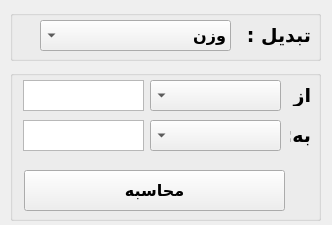
First picture: the form in converter/main.ui, repository danielnv051/Assignment-19, before the edit.
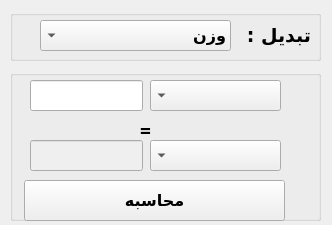
Second picture: the form after the edit.

Diff of the .ui file:
```diff
--- a/converter/main.ui
+++ b/converter/main.ui
@@ -131,57 +131,11 @@
       <enum>Qt::RightToLeft</enum>
      </property>
     </widget>
-    <widget class="QLabel" name="label_2">
-     <property name="geometry">
-      <rect>
-       <x>280</x>
-       <y>15</y>
-       <width>21</width>
-       <height>21</height>
-      </rect>
-     </property>
-     <property name="font">
-      <font>
-       <family>Yekan Bakh FaNum</family>
-       <pointsize>14</pointsize>
-       <bold>true</bold>
-      </font>
-     </property>
-     <property name="layoutDirection">
-      <enum>Qt::RightToLeft</enum>
-     </property>
-     <property name="text">
-      <string>از :</string>
-     </property>
-    </widget>
-    <widget class="QLabel" name="label_3">
-     <property name="geometry">
-      <rect>
-       <x>280</x>
-       <y>55</y>
-       <width>21</width>
-       <height>21</height>
-      </rect>
-     </property>
-     <property name="font">
-      <font>
-       <family>Yekan Bakh FaNum</family>
-       <pointsize>14</pointsize>
-       <bold>true</bold>
-      </font>
-     </property>
-     <property name="layoutDirection">
-      <enum>Qt::RightToLeft</enum>
-     </property>
-     <property name="text">
-      <string>به:</string>
-     </property>
-    </widget>
     <widget class="QComboBox" name="combo_to">
      <property name="geometry">
       <rect>
        <x>140</x>
-       <y>50</y>
+       <y>70</y>
        <width>131</width>
        <height>31</height>
       </rect>
@@ -197,31 +151,11 @@
       <enum>Qt::RightToLeft</enum>
      </property>
     </widget>
-    <widget class="QTextEdit" name="text_from">
-     <property name="geometry">
-      <rect>
-       <x>13</x>
-       <y>10</y>
-       <width>121</width>
-       <height>31</height>
-      </rect>
-     </property>
-    </widget>
-    <widget class="QTextEdit" name="text_to">
-     <property name="geometry">
-      <rect>
-       <x>13</x>
-       <y>50</y>
-       <width>121</width>
-       <height>31</height>
-      </rect>
-     </property>
-    </widget>
     <widget class="QPushButton" name="cal">
      <property name="geometry">
       <rect>
        <x>14</x>
-       <y>100</y>
+       <y>110</y>
        <width>261</width>
        <height>41</height>
       </rect>
@@ -237,6 +171,66 @@
       <string>محاسبه</string>
      </property>
     </widget>
+    <widget class="QLabel" name="label_2">
+     <property name="geometry">
+      <rect>
+       <x>130</x>
+       <y>50</y>
+       <width>21</width>
+       <height>21</height>
+      </rect>
+     </property>
+     <property name="font">
+      <font>
+       <family>Yekan Bakh FaNum</family>
+       <pointsize>14</pointsize>
+       <bold>true</bold>
+      </font>
+     </property>
+     <property name="text">
+      <string>=</string>
+     </property>
+    </widget>
+    <widget class="QLineEdit" name="text_from">
+     <property name="geometry">
+      <rect>
+       <x>20</x>
+       <y>10</y>
+       <width>113</width>
+       <height>31</height>
+      </rect>
+     </property>
+     <property name="font">
+      <font>
+       <family>Yekan Bakh FaNum</family>
+       <pointsize>14</pointsize>
+       <bold>true</bold>
+      </font>
+     </property>
+    </widget>
+    <widget class="QLineEdit" name="text_to">
+     <property name="enabled">
+      <bool>false</bool>
+     </property>
+     <property name="geometry">
+      <rect>
+       <x>20</x>
+       <y>70</y>
+       <width>113</width>
+       <height>31</height>
+      </rect>
+     </property>
+     <property name="font">
+      <font>
+       <family>Yekan Bakh FaNum</family>
+       <pointsize>14</pointsize>
+       <bold>true</bold>
+      </font>
+     </property>
+     <property name="readOnly">
+      <bool>true</bool>
+     </property>
+    </widget>
    </widget>
   </widget>
  </widget>
```
